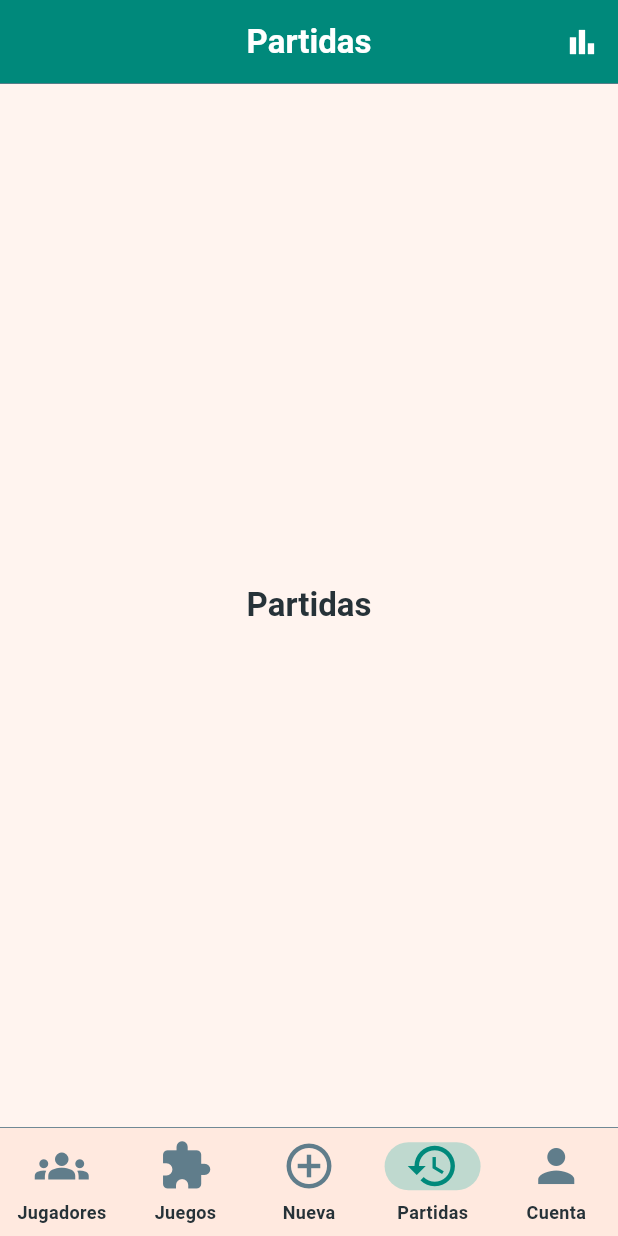
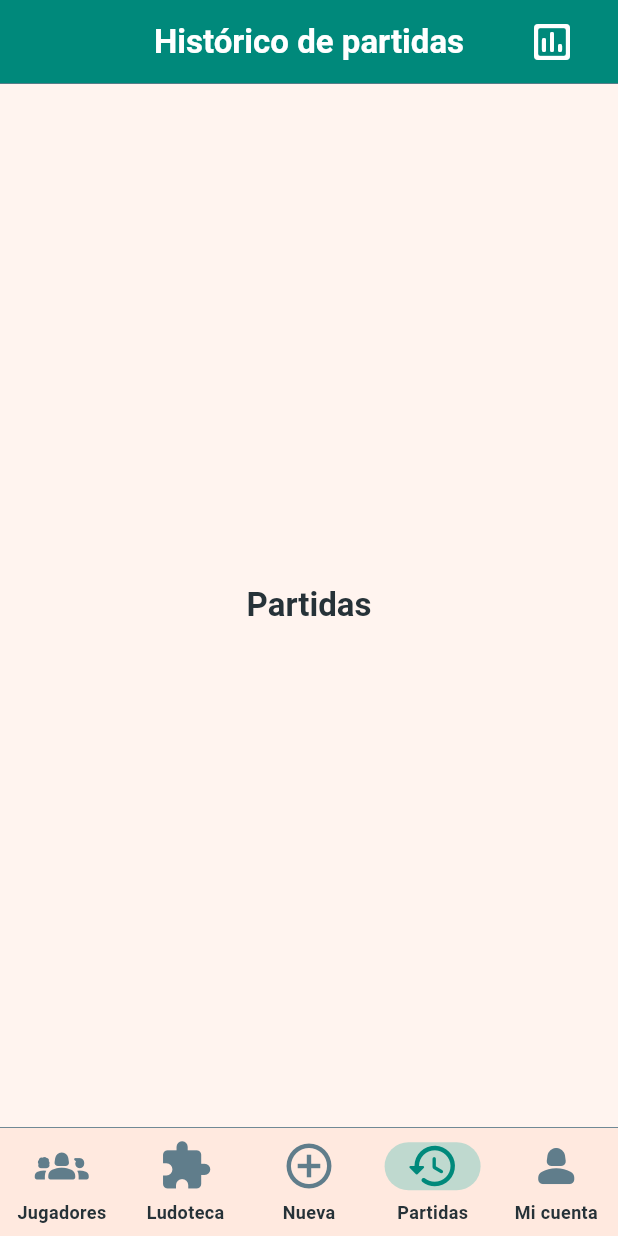
Before and after one commit to adrianmosqueratrigo/bgtrack, a Flutter app: the screen it shows after launch, item 4 of the bottom bar chosen, on a phone screen of 412 x 824 dp. Run offline on Flutter 3.47's test engine with Material 3 defaults, Android fonts, the phone set to English and light mode, and no system bars; missing offline and left inert: mysql1.

Commit message:
BGT-7: añadir juegos ok

```diff
--- a/lib/pages/home_page.dart
+++ b/lib/pages/home_page.dart
@@ -1,6 +1,7 @@
 import 'package:flutter/material.dart';
 
 import '../theme/app_theme.dart';
+import 'juego_form_page.dart';
 import 'juegos_page.dart';
 import 'mi_cuenta_page.dart';
 
@@ -13,22 +14,25 @@ class HomePage extends StatefulWidget {
 
 class _HomePageState extends State<HomePage> {
   int paginaSeleccionada = 0;
+  int juegosKey = 0;
 
   final List<String> titulos = [
     'Jugadores',
-    'Juegos',
+    'Ludoteca',
     'Nueva partida',
-    'Partidas',
+    'Histórico de partidas',
     'Mi cuenta',
   ];
 
-  final List<Widget> paginas = const [
-    _PaginaPendiente(titulo: 'Jugadores'),
-    JuegosPage(),
-    _PaginaPendiente(titulo: 'Nueva partida'),
-    _PaginaPendiente(titulo: 'Partidas'),
-    MiCuentaPage(),
+  List<Widget> obtenerPaginas() {
+    return [
+      const _PaginaPendiente(titulo: 'Jugadores'),
+      JuegosPage(key: ValueKey(juegosKey)),
+      const _PaginaPendiente(titulo: 'Nueva partida'),
+      const _PaginaPendiente(titulo: 'Partidas'),
+      const MiCuentaPage(),
     ];
+  }
 
   void cambiarPagina(int index) {
     setState(() {
@@ -36,12 +40,19 @@ class _HomePageState extends State<HomePage> {
     });
   }
 
-  void abrirFormularioNuevoJuego() {
-    ScaffoldMessenger.of(context).showSnackBar(
-      const SnackBar(
-        content: Text('Formulario de juego pendiente de implementar'),
+  Future<void> abrirFormularioNuevoJuego() async {
+    final resultado = await Navigator.push(
+      context,
+      MaterialPageRoute(
+        builder: (context) => const JuegoFormPage(),
       ),
     );
+
+    if (resultado == true) {
+      setState(() {
+        juegosKey++;
+      });
+    }
   }
 
   void abrirEstadisticas() {
@@ -56,20 +67,32 @@ class _HomePageState extends State<HomePage> {
   List<Widget>? accionesAppBar() {
     if (paginaSeleccionada == 1) {
       return [
-        IconButton(
+        Padding(
+          padding: const EdgeInsets.only(right: 20),
+          child: IconButton(
             tooltip: 'Añadir juego',
-          icon: const Icon(Icons.add),
+            icon: const Icon(
+              Icons.add_circle_outline_rounded,
+              size: 32,
+            ),
             onPressed: abrirFormularioNuevoJuego,
+          ),
         ),
       ];
     }
 
     if (paginaSeleccionada == 3) {
       return [
-        IconButton(
+        Padding(
+          padding: const EdgeInsets.only(right: 20),
+          child: IconButton(
             tooltip: 'Estadísticas',
-          icon: const Icon(Icons.bar_chart),
+            icon: const Icon(
+              Icons.insert_chart_outlined_rounded,
+              size: 32,
+            ),
             onPressed: abrirEstadisticas,
+          ),
         ),
       ];
     }
@@ -79,6 +102,8 @@ class _HomePageState extends State<HomePage> {
 
   @override
   Widget build(BuildContext context) {
+    final paginas = obtenerPaginas();
+
     return Scaffold(
       appBar: AppBar(
         title: Text(titulos[paginaSeleccionada]),
@@ -99,24 +124,24 @@ class _HomePageState extends State<HomePage> {
           onDestinationSelected: cambiarPagina,
           destinations: const [
             NavigationDestination(
-                icon: Icon(Icons.groups),
+              icon: Icon(Icons.groups_2_rounded),
               label: 'Jugadores',
             ),
             NavigationDestination(
               icon: Icon(Icons.extension),
-                label: 'Juegos',
+              label: 'Ludoteca',
             ),
             NavigationDestination(
               icon: Icon(Icons.add_circle_outline),
               label: 'Nueva',
             ),
             NavigationDestination(
-                icon: Icon(Icons.history),
+              icon: Icon(Icons.history_rounded),
               label: 'Partidas',
             ),
             NavigationDestination(
-                icon: Icon(Icons.person),
-                label: 'Cuenta',
+              icon: Icon(Icons.person_2_rounded),
+              label: 'Mi cuenta',
             ),
           ],
         ),
```
Also changed, not shown: lib/pages/juego_form_page.dart (added, +249 -0 lines), lib/pages/juegos_page.dart (+7 -3 lines), lib/services/juegos_service.dart (+33 -1 lines). Lines whose indentation alone changed are shown as unchanged.
